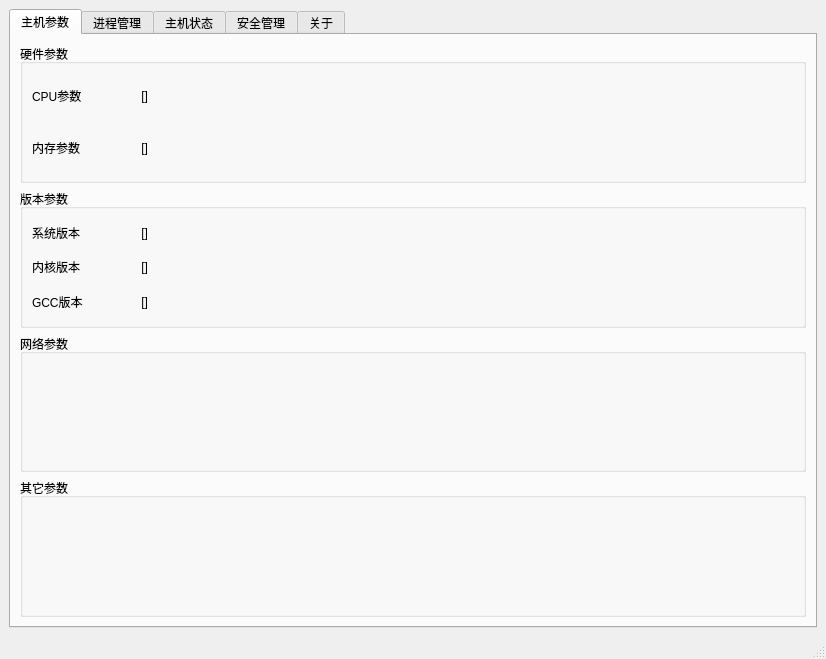
This is app/LinuxSecOS/linuxsecos.ui in NuFi4g/LinuxSecOS as Qt 5 draws it before an edit. The edited form follows.
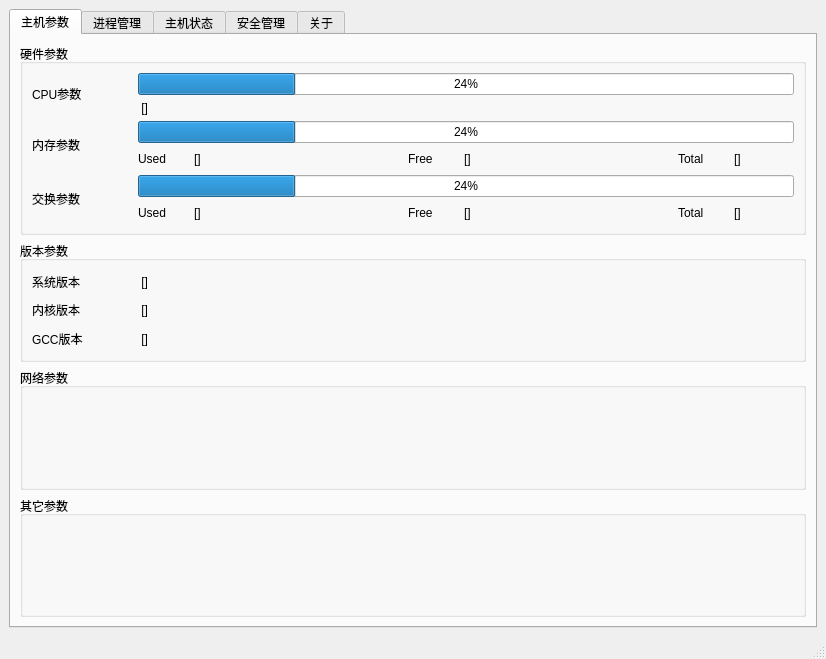
This is the edited form. The open tabs and pages were chosen to show the change.

The edit to the form file:
```diff
--- a/app/LinuxSecOS/linuxsecos.ui
+++ b/app/LinuxSecOS/linuxsecos.ui
@@ -131,11 +131,17 @@
           </property>
           <layout class="QGridLayout" name="gridLayout_3">
            <item row="0" column="0">
-            <layout class="QVBoxLayout" name="verticalLayout">
+            <layout class="QVBoxLayout" name="verticalLayout_9">
              <item>
               <layout class="QHBoxLayout" name="horizontalLayout_3">
                <item>
                 <widget class="QLabel" name="label_cpu">
+                 <property name="minimumSize">
+                  <size>
+                   <width>100</width>
+                   <height>0</height>
+                  </size>
+                 </property>
                  <property name="maximumSize">
                   <size>
                    <width>100</width>
@@ -148,18 +154,35 @@
                 </widget>
                </item>
                <item>
-                <widget class="QLabel" name="label_cpu_info">
-                 <property name="text">
-                  <string> []</string>
-                 </property>
-                </widget>
+                <layout class="QVBoxLayout" name="verticalLayout">
+                 <item>
+                  <widget class="QProgressBar" name="progressBar_cpu">
+                   <property name="value">
+                    <number>24</number>
+                   </property>
+                  </widget>
+                 </item>
+                 <item>
+                  <widget class="QLabel" name="label_cpu_info">
+                   <property name="text">
+                    <string> []</string>
+                   </property>
+                  </widget>
+                 </item>
+                </layout>
                </item>
               </layout>
              </item>
              <item>
-              <layout class="QHBoxLayout" name="horizontalLayout_5">
+              <layout class="QHBoxLayout" name="horizontalLayout_13">
                <item>
                 <widget class="QLabel" name="label_ram">
+                 <property name="minimumSize">
+                  <size>
+                   <width>100</width>
+                   <height>0</height>
+                  </size>
+                 </property>
                  <property name="maximumSize">
                   <size>
                    <width>100</width>
@@ -172,12 +195,308 @@
                 </widget>
                </item>
                <item>
-                <widget class="QLabel" name="label_ram_info">
+                <layout class="QVBoxLayout" name="verticalLayout_7">
+                 <item>
+                  <widget class="QProgressBar" name="progressBar_mem">
+                   <property name="value">
+                    <number>24</number>
+                   </property>
+                  </widget>
+                 </item>
+                 <item>
+                  <layout class="QHBoxLayout" name="horizontalLayout_5">
+                   <item>
+                    <widget class="QLabel" name="label_18">
+                     <property name="minimumSize">
+                      <size>
+                       <width>50</width>
+                       <height>0</height>
+                      </size>
+                     </property>
+                     <property name="maximumSize">
+                      <size>
+                       <width>16777215</width>
+                       <height>16777215</height>
+                      </size>
+                     </property>
+                     <property name="text">
+                      <string>Used</string>
+                     </property>
+                    </widget>
+                   </item>
+                   <item>
+                    <widget class="QLabel" name="label_mem_used">
+                     <property name="minimumSize">
+                      <size>
+                       <width>60</width>
+                       <height>0</height>
+                      </size>
+                     </property>
+                     <property name="maximumSize">
+                      <size>
+                       <width>60</width>
+                       <height>16777215</height>
+                      </size>
+                     </property>
+                     <property name="text">
+                      <string>[]</string>
+                     </property>
+                    </widget>
+                   </item>
+                   <item>
+                    <spacer name="horizontalSpacer_17">
+                     <property name="orientation">
+                      <enum>Qt::Horizontal</enum>
+                     </property>
+                     <property name="sizeHint" stdset="0">
+                      <size>
+                       <width>40</width>
+                       <height>20</height>
+                      </size>
+                     </property>
+                    </spacer>
+                   </item>
+                   <item>
+                    <widget class="QLabel" name="label_21">
+                     <property name="minimumSize">
+                      <size>
+                       <width>50</width>
+                       <height>0</height>
+                      </size>
+                     </property>
+                     <property name="text">
+                      <string>Free</string>
+                     </property>
+                    </widget>
+                   </item>
+                   <item>
+                    <widget class="QLabel" name="label_mem_free">
+                     <property name="minimumSize">
+                      <size>
+                       <width>60</width>
+                       <height>0</height>
+                      </size>
+                     </property>
+                     <property name="maximumSize">
+                      <size>
+                       <width>60</width>
+                       <height>16777215</height>
+                      </size>
+                     </property>
+                     <property name="text">
+                      <string>[]</string>
+                     </property>
+                    </widget>
+                   </item>
+                   <item>
+                    <spacer name="horizontalSpacer_18">
+                     <property name="orientation">
+                      <enum>Qt::Horizontal</enum>
+                     </property>
+                     <property name="sizeHint" stdset="0">
+                      <size>
+                       <width>40</width>
+                       <height>20</height>
+                      </size>
+                     </property>
+                    </spacer>
+                   </item>
+                   <item>
+                    <widget class="QLabel" name="label_24">
+                     <property name="minimumSize">
+                      <size>
+                       <width>50</width>
+                       <height>0</height>
+                      </size>
+                     </property>
+                     <property name="text">
+                      <string>Total</string>
+                     </property>
+                    </widget>
+                   </item>
+                   <item>
+                    <widget class="QLabel" name="label_mem_total">
+                     <property name="minimumSize">
+                      <size>
+                       <width>60</width>
+                       <height>0</height>
+                      </size>
+                     </property>
+                     <property name="maximumSize">
+                      <size>
+                       <width>60</width>
+                       <height>16777215</height>
+                      </size>
+                     </property>
+                     <property name="text">
+                      <string>[]</string>
+                     </property>
+                    </widget>
+                   </item>
+                  </layout>
+                 </item>
+                </layout>
+               </item>
+              </layout>
+             </item>
+             <item>
+              <layout class="QHBoxLayout" name="horizontalLayout_14">
+               <item>
+                <widget class="QLabel" name="label_swap">
+                 <property name="minimumSize">
+                  <size>
+                   <width>100</width>
+                   <height>0</height>
+                  </size>
+                 </property>
+                 <property name="maximumSize">
+                  <size>
+                   <width>100</width>
+                   <height>16777215</height>
+                  </size>
+                 </property>
                  <property name="text">
-                  <string> []</string>
+                  <string>交换参数</string>
                  </property>
                 </widget>
                </item>
+               <item>
+                <layout class="QVBoxLayout" name="verticalLayout_8">
+                 <item>
+                  <widget class="QProgressBar" name="progressBar_swap">
+                   <property name="value">
+                    <number>24</number>
+                   </property>
+                  </widget>
+                 </item>
+                 <item>
+                  <layout class="QHBoxLayout" name="horizontalLayout_15">
+                   <item>
+                    <widget class="QLabel" name="label_26">
+                     <property name="minimumSize">
+                      <size>
+                       <width>50</width>
+                       <height>0</height>
+                      </size>
+                     </property>
+                     <property name="text">
+                      <string>Used</string>
+                     </property>
+                    </widget>
+                   </item>
+                   <item>
+                    <widget class="QLabel" name="label_swap_used">
+                     <property name="minimumSize">
+                      <size>
+                       <width>60</width>
+                       <height>0</height>
+                      </size>
+                     </property>
+                     <property name="maximumSize">
+                      <size>
+                       <width>60</width>
+                       <height>16777215</height>
+                      </size>
+                     </property>
+                     <property name="text">
+                      <string>[]</string>
+                     </property>
+                    </widget>
+                   </item>
+                   <item>
+                    <spacer name="horizontalSpacer_19">
+                     <property name="orientation">
+                      <enum>Qt::Horizontal</enum>
+                     </property>
+                     <property name="sizeHint" stdset="0">
+                      <size>
+                       <width>40</width>
+                       <height>20</height>
+                      </size>
+                     </property>
+                    </spacer>
+                   </item>
+                   <item>
+                    <widget class="QLabel" name="label_28">
+                     <property name="minimumSize">
+                      <size>
+                       <width>50</width>
+                       <height>0</height>
+                      </size>
+                     </property>
+                     <property name="text">
+                      <string>Free</string>
+                     </property>
+                    </widget>
+                   </item>
+                   <item>
+                    <widget class="QLabel" name="label_swap_free">
+                     <property name="minimumSize">
+                      <size>
+                       <width>60</width>
+                       <height>0</height>
+                      </size>
+                     </property>
+                     <property name="maximumSize">
+                      <size>
+                       <width>60</width>
+                       <height>16777215</height>
+                      </size>
+                     </property>
+                     <property name="text">
+                      <string>[]</string>
+                     </property>
+                    </widget>
+                   </item>
+                   <item>
+                    <spacer name="horizontalSpacer_20">
+                     <property name="orientation">
+                      <enum>Qt::Horizontal</enum>
+                     </property>
+                     <property name="sizeHint" stdset="0">
+                      <size>
+                       <width>40</width>
+                       <height>20</height>
+                      </size>
+                     </property>
+                    </spacer>
+                   </item>
+                   <item>
+                    <widget class="QLabel" name="label_30">
+                     <property name="minimumSize">
+                      <size>
+                       <width>50</width>
+                       <height>0</height>
+                      </size>
+                     </property>
+                     <property name="text">
+                      <string>Total</string>
+                     </property>
+                    </widget>
+                   </item>
+                   <item>
+                    <widget class="QLabel" name="label_swap_total">
+                     <property name="minimumSize">
+                      <size>
+                       <width>60</width>
+                       <height>0</height>
+                      </size>
+                     </property>
+                     <property name="maximumSize">
+                      <size>
+                       <width>60</width>
+                       <height>16777215</height>
+                      </size>
+                     </property>
+                     <property name="text">
+                      <string>[]</string>
+                     </property>
+                    </widget>
+                   </item>
+                  </layout>
+                 </item>
+                </layout>
+               </item>
               </layout>
              </item>
             </layout>
```
Left out of the diff: 41 changed lines with no effect on the pictures.
